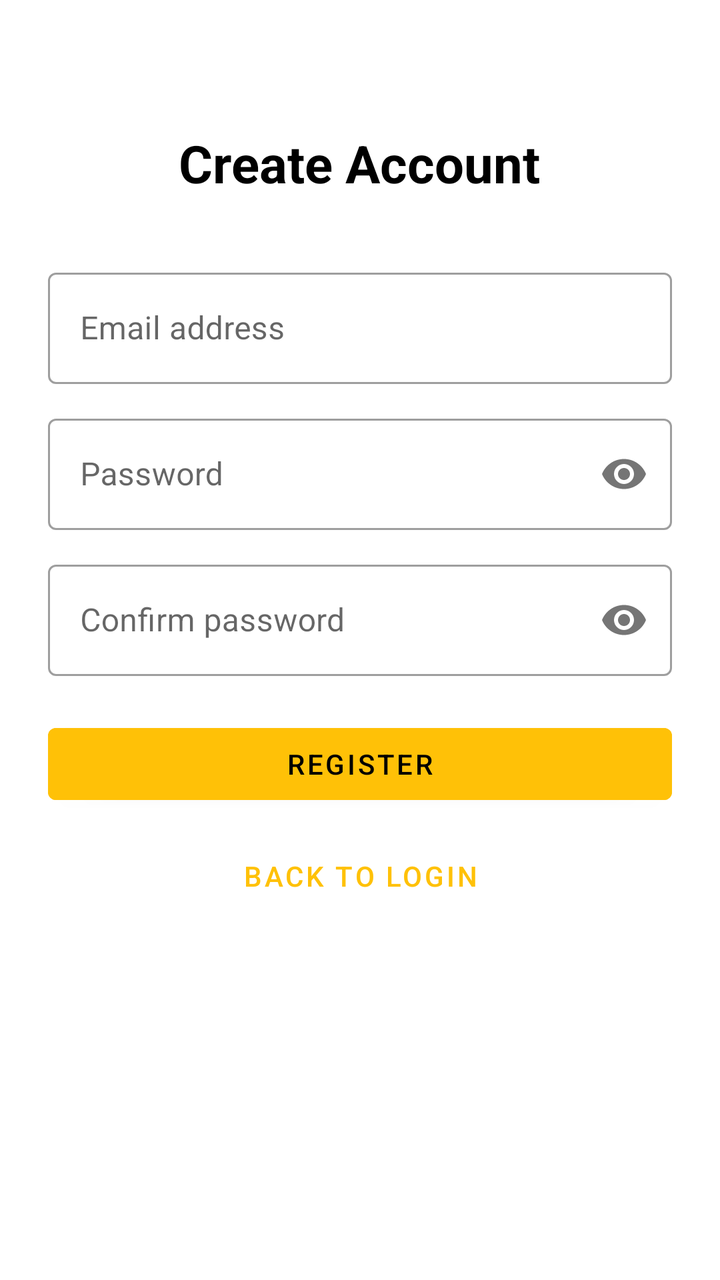
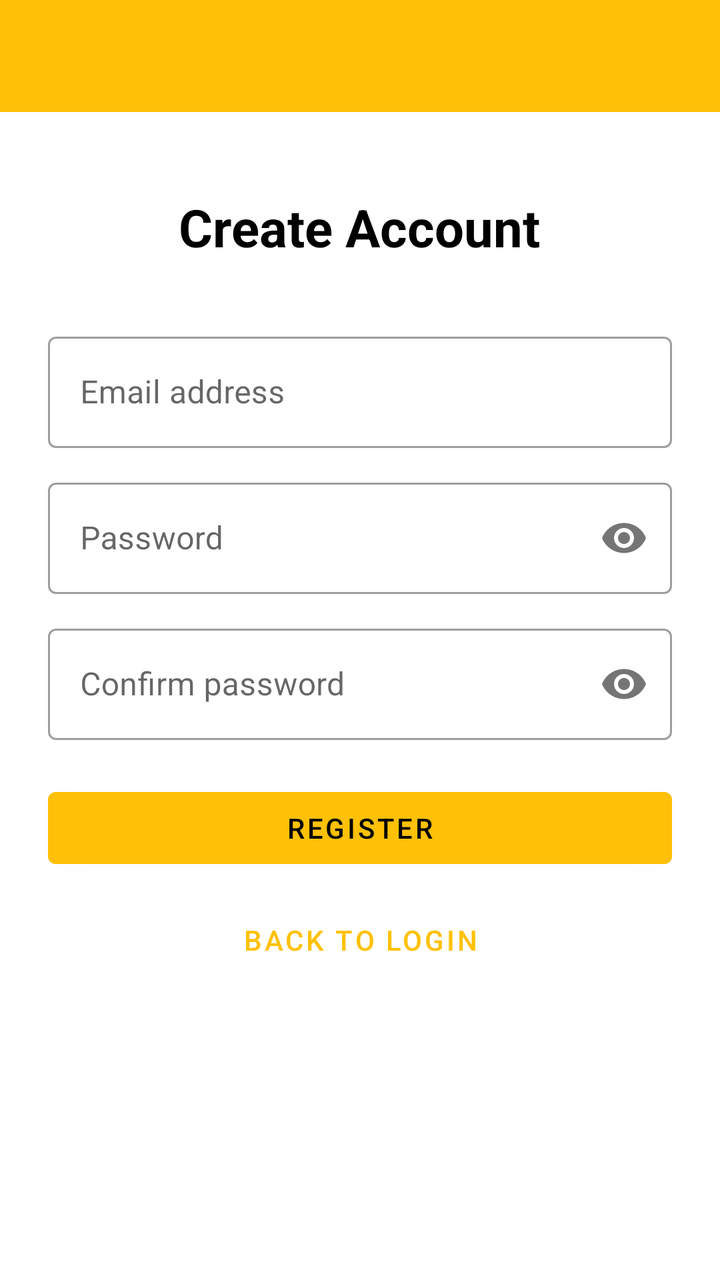

An Android layout rendered at two revisions. The XML below is the earlier revision; the diff shows what the commit changed to produce the second picture.
<!-- AndroidManifest.xml: application theme Theme.Pizzeria -->
<!-- res/layout/activity_register.xml -->
<?xml version="1.0" encoding="utf-8"?>
<ScrollView
    xmlns:android="http://schemas.android.com/apk/res/android"
    xmlns:app="http://schemas.android.com/apk/res-auto"
    android:layout_width="match_parent"
    android:layout_height="match_parent"
    android:background="@color/white"
    android:fillViewport="true">

    <LinearLayout
        android:layout_width="match_parent"
        android:layout_height="wrap_content"
        android:orientation="vertical"
        android:padding="24dp"
        android:gravity="center_horizontal">

        <TextView
            android:layout_width="wrap_content"
            android:layout_height="wrap_content"
            android:text="@string/create_account"
            android:textSize="26sp"
            android:textStyle="bold"
            android:textColor="@color/black"
            android:layout_marginTop="40dp"
            android:layout_marginBottom="32dp"/>

        <com.google.android.material.textfield.TextInputLayout
            android:layout_width="match_parent"
            android:layout_height="wrap_content"
            android:hint="@string/hint_email"
            style="@style/Widget.MaterialComponents.TextInputLayout.OutlinedBox"
            android:layout_marginBottom="12dp">
            <com.google.android.material.textfield.TextInputEditText
                android:id="@+id/etEmail"
                android:layout_width="match_parent"
                android:layout_height="wrap_content"
                android:inputType="textEmailAddress"/>
        </com.google.android.material.textfield.TextInputLayout>

        <com.google.android.material.textfield.TextInputLayout
            android:layout_width="match_parent"
            android:layout_height="wrap_content"
            android:hint="@string/hint_password"
            style="@style/Widget.MaterialComponents.TextInputLayout.OutlinedBox"
            app:passwordToggleEnabled="true"
            android:layout_marginBottom="12dp">
            <com.google.android.material.textfield.TextInputEditText
                android:id="@+id/etPassword"
                android:layout_width="match_parent"
                android:layout_height="wrap_content"
                android:inputType="textPassword"/>
        </com.google.android.material.textfield.TextInputLayout>

        <com.google.android.material.textfield.TextInputLayout
            android:layout_width="match_parent"
            android:layout_height="wrap_content"
            android:hint="@string/hint_confirm_password"
            style="@style/Widget.MaterialComponents.TextInputLayout.OutlinedBox"
            app:passwordToggleEnabled="true"
            android:layout_marginBottom="20dp">
            <com.google.android.material.textfield.TextInputEditText
                android:id="@+id/etConfirmPassword"
                android:layout_width="match_parent"
                android:layout_height="wrap_content"
                android:inputType="textPassword"/>
        </com.google.android.material.textfield.TextInputLayout>

        <com.google.android.material.button.MaterialButton
            android:id="@+id/btnRegister"
            android:layout_width="match_parent"
            android:layout_height="wrap_content"
            android:text="@string/register"
            android:backgroundTint="@color/colorPrimaryYellow"
            android:textColor="@color/black"
            android:layout_marginBottom="8dp"/>

        <com.google.android.material.button.MaterialButton
            android:id="@+id/btnBackLogin"
            android:layout_width="match_parent"
            android:layout_height="wrap_content"
            android:text="@string/back_to_login"
            style="@style/Widget.MaterialComponents.Button.TextButton"/>

        <ProgressBar
            android:id="@+id/progressBar"
            android:layout_width="wrap_content"
            android:layout_height="wrap_content"
            android:visibility="gone"
            android:layout_marginTop="16dp"/>

    </LinearLayout>
</ScrollView>
<!-- resources referenced by this layout -->
<resources>
  <color name="black">#FF000000</color>
  <color name="colorPrimaryYellow">#FFC107</color>
  <color name="white">#FFFFFFFF</color>
  <string name="back_to_login">Back to Login</string>
  <string name="create_account">Create Account</string>
  <string name="hint_confirm_password">Confirm password</string>
  <string name="hint_email">Email address</string>
  <string name="hint_password">Password</string>
  <string name="register">Register</string>
  <style name="Theme.Pizzeria" parent="Theme.MaterialComponents.Light.NoActionBar">
          <item name="colorPrimary">@color/colorPrimaryYellow</item>
          <item name="colorPrimaryVariant">@color/colorPrimaryYellowDark</item>
          <item name="colorOnPrimary">@color/black</item>
          <item name="android:statusBarColor">@color/colorPrimaryYellow</item>
          <item name="android:navigationBarColor">@color/colorPrimaryYellow</item>
      </style>
  <color name="colorPrimaryYellowDark">#FFA000</color>
</resources>

<!-- the commit's change to res/layout/activity_register.xml (unified diff, before → after) -->
@@ -1,92 +1,107 @@
 <?xml version="1.0" encoding="utf-8"?>
-<ScrollView
+<LinearLayout
     xmlns:android="http://schemas.android.com/apk/res/android"
     xmlns:app="http://schemas.android.com/apk/res-auto"
     android:layout_width="match_parent"
     android:layout_height="match_parent"
-    android:background="@color/white"
-    android:fillViewport="true">
-
-    <LinearLayout
+    android:orientation="vertical"
+    android:background="@color/white">
+ 
+    
+    <androidx.appcompat.widget.Toolbar
+        android:id="@+id/toolbar"
         android:layout_width="match_parent"
-        android:layout_height="wrap_content"
-        android:orientation="vertical"
-        android:padding="24dp"
-        android:gravity="center_horizontal">
-
-        <TextView
-            android:layout_width="wrap_content"
-            android:layout_height="wrap_content"
-            android:text="@string/create_account"
-            android:textSize="26sp"
-            android:textStyle="bold"
-            android:textColor="@color/black"
-            android:layout_marginTop="40dp"
-            android:layout_marginBottom="32dp"/>
-
-        <com.google.android.material.textfield.TextInputLayout
+        android:layout_height="?attr/actionBarSize"
+        android:background="@color/colorPrimaryYellow"
+        app:title=""
+        app:titleTextColor="@color/black"/>
+ 
+    <ScrollView
+        android:layout_width="match_parent"
+        android:layout_height="match_parent"
+        android:fillViewport="true">
+ 
+        <LinearLayout
             android:layout_width="match_parent"
             android:layout_height="wrap_content"
-            android:hint="@string/hint_email"
-            style="@style/Widget.MaterialComponents.TextInputLayout.OutlinedBox"
-            android:layout_marginBottom="12dp">
-            <com.google.android.material.textfield.TextInputEditText
-                android:id="@+id/etEmail"
+            android:orientation="vertical"
+            android:padding="24dp"
+            android:gravity="center_horizontal">
+ 
+            <TextView
+                android:layout_width="wrap_content"
+                android:layout_height="wrap_content"
+                android:text="@string/create_account"
+                android:textSize="26sp"
+                android:textStyle="bold"
+                android:textColor="@color/black"
+                android:layout_marginTop="16dp"
+                android:layout_marginBottom="32dp"/>
+ 
+            <com.google.android.material.textfield.TextInputLayout
                 android:layout_width="match_parent"
                 android:layout_height="wrap_content"
-                android:inputType="textEmailAddress"/>
-        </com.google.android.material.textfield.TextInputLayout>
-
-        <com.google.android.material.textfield.TextInputLayout
-            android:layout_width="match_parent"
-            android:layout_height="wrap_content"
-            android:hint="@string/hint_password"
-            style="@style/Widget.MaterialComponents.TextInputLayout.OutlinedBox"
-            app:passwordToggleEnabled="true"
-            android:layout_marginBottom="12dp">
-            <com.google.android.material.textfield.TextInputEditText
-                android:id="@+id/etPassword"
+                android:hint="@string/hint_email"
+                style="@style/Widget.MaterialComponents.TextInputLayout.OutlinedBox"
+                android:layout_marginBottom="12dp">
+                <com.google.android.material.textfield.TextInputEditText
+                    android:id="@+id/etEmail"
+                    android:layout_width="match_parent"
+                    android:layout_height="wrap_content"
+                    android:inputType="textEmailAddress"/>
+            </com.google.android.material.textfield.TextInputLayout>
+ 
+            <com.google.android.material.textfield.TextInputLayout
                 android:layout_width="match_parent"
                 android:layout_height="wrap_content"
-                android:inputType="textPassword"/>
-        </com.google.android.material.textfield.TextInputLayout>
-
-        <com.google.android.material.textfield.TextInputLayout
-            android:layout_width="match_parent"
-            android:layout_height="wrap_content"
-            android:hint="@string/hint_confirm_password"
-            style="@style/Widget.MaterialComponents.TextInputLayout.OutlinedBox"
-            app:passwordToggleEnabled="true"
-            android:layout_marginBottom="20dp">
-            <com.google.android.material.textfield.TextInputEditText
-                android:id="@+id/etConfirmPassword"
+                android:hint="@string/hint_password"
+                style="@style/Widget.MaterialComponents.TextInputLayout.OutlinedBox"
+                app:passwordToggleEnabled="true"
+                android:layout_marginBottom="12dp">
+                <com.google.android.material.textfield.TextInputEditText
+                    android:id="@+id/etPassword"
+                    android:layout_width="match_parent"
+                    android:layout_height="wrap_content"
+                    android:inputType="textPassword"/>
+            </com.google.android.material.textfield.TextInputLayout>
+ 
+            <com.google.android.material.textfield.TextInputLayout
                 android:layout_width="match_parent"
                 android:layout_height="wrap_content"
-                android:inputType="textPassword"/>
-        </com.google.android.material.textfield.TextInputLayout>
-
-        <com.google.android.material.button.MaterialButton
-            android:id="@+id/btnRegister"
-            android:layout_width="match_parent"
-            android:layout_height="wrap_content"
-            android:text="@string/register"
-            android:backgroundTint="@color/colorPrimaryYellow"
-            android:textColor="@color/black"
-            android:layout_marginBottom="8dp"/>
-
-        <com.google.android.material.button.MaterialButton
-            android:id="@+id/btnBackLogin"
-            android:layout_width="match_parent"
-            android:layout_height="wrap_content"
-            android:text="@string/back_to_login"
-            style="@style/Widget.MaterialComponents.Button.TextButton"/>
-
-        <ProgressBar
-            android:id="@+id/progressBar"
-            android:layout_width="wrap_content"
-            android:layout_height="wrap_content"
-            android:visibility="gone"
-            android:layout_marginTop="16dp"/>
-
-    </LinearLayout>
-</ScrollView>
+                android:hint="@string/hint_confirm_password"
+                style="@style/Widget.MaterialComponents.TextInputLayout.OutlinedBox"
+                app:passwordToggleEnabled="true"
+                android:layout_marginBottom="20dp">
+                <com.google.android.material.textfield.TextInputEditText
+                    android:id="@+id/etConfirmPassword"
+                    android:layout_width="match_parent"
+                    android:layout_height="wrap_content"
+                    android:inputType="textPassword"/>
+            </com.google.android.material.textfield.TextInputLayout>
+ 
+            <com.google.android.material.button.MaterialButton
+                android:id="@+id/btnRegister"
+                android:layout_width="match_parent"
+                android:layout_height="wrap_content"
+                android:text="@string/register"
+                android:backgroundTint="@color/colorPrimaryYellow"
+                android:textColor="@color/black"
+                android:layout_marginBottom="8dp"/>
+ 
+            <com.google.android.material.button.MaterialButton
+                android:id="@+id/btnBackLogin"
+                android:layout_width="match_parent"
+                android:layout_height="wrap_content"
+                android:text="@string/back_to_login"
+                style="@style/Widget.MaterialComponents.Button.TextButton"/>
+ 
+            <ProgressBar
+                android:id="@+id/progressBar"
+                android:layout_width="wrap_content"
+                android:layout_height="wrap_content"
+                android:visibility="gone"
+                android:layout_marginTop="16dp"/>
+ 
+        </LinearLayout>
+    </ScrollView>
+</LinearLayout>
